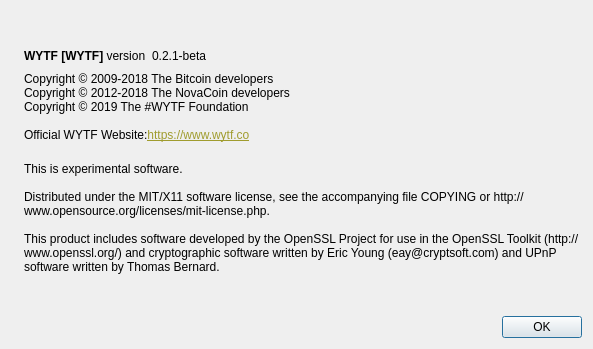
Before: the Qt Designer form src/qt/forms/aboutdialog.ui in Tillkoeln/WYTF, drawn with Qt 5.
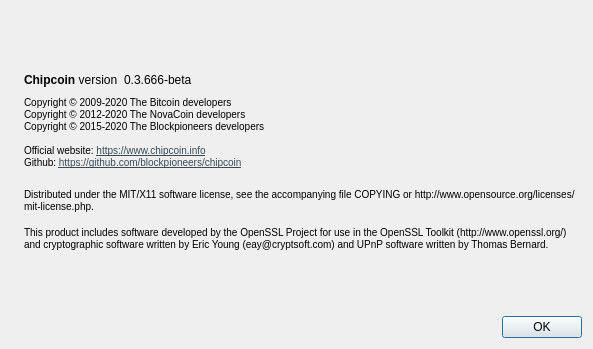
After: the same form once the commit is applied. Icons and pictures are not drawn.

What changed in the file:
```diff
--- a/src/qt/forms/aboutdialog.ui
+++ b/src/qt/forms/aboutdialog.ui
@@ -50,7 +50,7 @@
           <cursorShape>IBeamCursor</cursorShape>
          </property>
          <property name="text">
-          <string>&lt;html&gt;&lt;head/&gt;&lt;body&gt;&lt;p&gt;&lt;span style=&quot; font-weight:600;&quot;&gt;WYTF [WYTF]&lt;/span&gt; version&lt;/p&gt;&lt;/body&gt;&lt;/html&gt;</string>
+          <string>&lt;b&gt;Chipcoin&lt;/b&gt; version</string>
          </property>
          <property name="textInteractionFlags">
           <set>Qt::LinksAccessibleByMouse|Qt::TextSelectableByKeyboard|Qt::TextSelectableByMouse</set>
@@ -63,7 +63,7 @@
           <cursorShape>IBeamCursor</cursorShape>
          </property>
          <property name="text">
-          <string notr="true">0.2.1-beta</string>
+          <string notr="true">0.3.666-beta</string>
          </property>
          <property name="textInteractionFlags">
           <set>Qt::LinksAccessibleByMouse|Qt::TextSelectableByKeyboard|Qt::TextSelectableByMouse</set>
@@ -90,8 +90,11 @@
        <property name="cursor">
         <cursorShape>IBeamCursor</cursorShape>
        </property>
+       <property name="styleSheet">
+        <string notr="true">font-size:10px;</string>
+       </property>
        <property name="text">
-        <string>&lt;html&gt;&lt;head/&gt;&lt;body&gt;&lt;p&gt;Copyright © 2009-2018 The Bitcoin developers&lt;br/&gt;Copyright © 2012-2018 The NovaCoin developers&lt;br/&gt;Copyright © 2019 The #WYTF Foundation&lt;br/&gt;&lt;br/&gt;Official WYTF Website:&lt;span style=&quot; color:#879130;&quot;/&gt;&lt;a href=&quot;https://www.wytf.co&quot;&gt;&lt;span style=&quot; text-decoration: underline; color:#a09c2e;&quot;&gt;https://www.wytf.co&lt;/span&gt;&lt;/a&gt;&lt;/p&gt;&lt;/body&gt;&lt;/html&gt;</string>
+        <string>&lt;html&gt;&lt;head/&gt;&lt;body&gt;&lt;p&gt;Copyright © 2009-2020 The Bitcoin developers&lt;br/&gt;Copyright © 2012-2020 The NovaCoin developers&lt;br/&gt;Copyright © 2015-2020 The Blockpioneers developers&lt;br/&gt;&lt;br/&gt;Official website: &lt;a href=&quot;https://www.chipcoin.info&quot;&gt;&lt;span style=&quot; text-decoration: underline; color:#394a58;&quot;&gt;https://www.chipcoin.info&lt;/span&gt;&lt;/a&gt;&lt;br/&gt;Github: &lt;a href=&quot;https://github.com/blockpioneers/chipcoin&quot;&gt;&lt;span style=&quot; text-decoration: underline; color:#394a58;&quot;&gt;https://github.com/blockpioneers/chipcoin&lt;/span&gt;&lt;/a&gt;&lt;/p&gt;&lt;/body&gt;&lt;/html&gt;</string>
        </property>
        <property name="textFormat">
         <enum>Qt::RichText</enum>
@@ -109,10 +112,11 @@
        <property name="cursor">
         <cursorShape>IBeamCursor</cursorShape>
        </property>
+       <property name="styleSheet">
+        <string notr="true">font-size:10px;</string>
+       </property>
        <property name="text">
         <string>
-This is experimental software.
-
 Distributed under the MIT/X11 software license, see the accompanying file COPYING or http://www.opensource.org/licenses/mit-license.php.
 
 This product includes software developed by the OpenSSL Project for use in the OpenSSL Toolkit (http://www.openssl.org/) and cryptographic software written by Eric Young (eay@cryptsoft.com) and UPnP software written by Thomas Bernard.</string>
```
Left out of the diff: 4 changed lines with no effect on the pictures.
